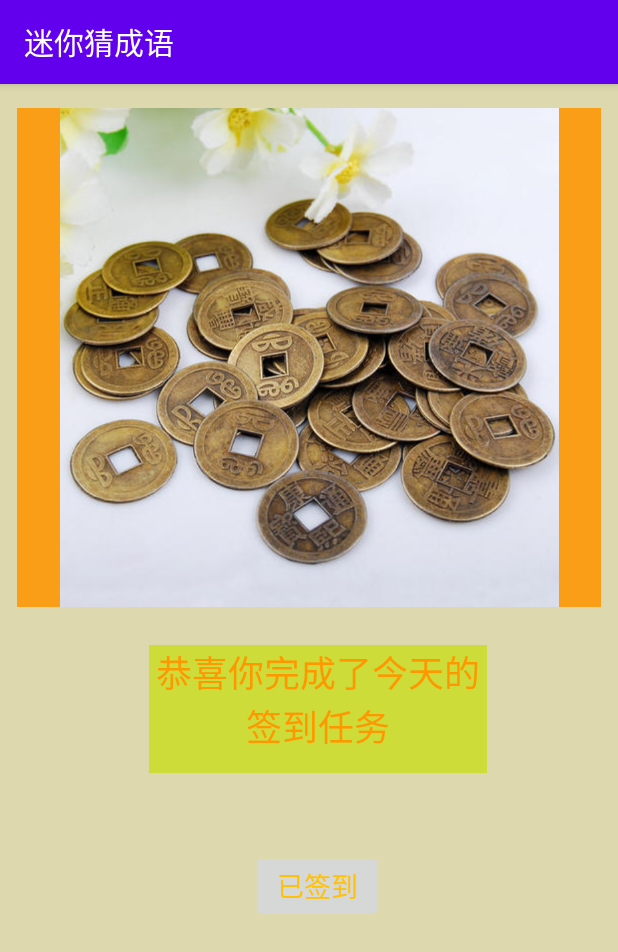
After one commit to ThreeSoilsoil/IdiomGuessing-, an Android app: the RewardActivity screen opened directly, with no data from a screen before it, on a phone screen of 412 x 824 dp. The commit adds this screen. Shown: the top 952 px of the screen. Run offline under Robolectric (Android 15) with nearby library versions, the phone set to English and light mode, and no system bars.

Commit message:
Fouth Commit

```diff
--- a/app/src/main/AndroidManifest.xml
+++ b/app/src/main/AndroidManifest.xml
@@ -9,7 +9,8 @@
         android:roundIcon="@mipmap/ic_launcher_round"
         android:supportsRtl="true"
         android:theme="@style/AppTheme">
-        <activity android:name=".Game1Activity"></activity>
+        <activity android:name=".Signreward.RewardActivity"></activity>
+        <activity android:name=".Game1Activity" />
         <activity android:name=".CheckpointActivity" />
         <activity android:name=".GameActivity" />
         <activity android:name=".MainActivity">
--- a/app/src/main/java/com/example/qimo/GameSQlite.kt
+++ b/app/src/main/java/com/example/qimo/GameSQlite.kt
@@ -11,7 +11,7 @@ val a:Boolean=false
 class GameSQlite(context:Context,version:Int): SQLiteOpenHelper(context, DB_NAME,null,version) {
     override fun onCreate(db: SQLiteDatabase?) {
         db?.execSQL("create table $TABLE_NAME(_id integer primary key autoincrement, checkpoint text,score text,ispass text,time text,Getcopper integer,lockgrade integer)")
-        db?.execSQL("create table $TABLE_NAME2(_id integer primary key autoincrement, gameId text,Honor text,percen text,Hcopper integer)")
+        db?.execSQL("create table $TABLE_NAME2(_id integer primary key autoincrement, gameId text,Honor text,percen text,Hcopper integer,Reward text)")
     }
 
     override fun onUpgrade(db: SQLiteDatabase?, p1: Int, p2: Int) {
--- /dev/null
+++ b/app/src/main/java/com/example/qimo/Signreward/RewardActivity.kt
@@ -0,0 +1,71 @@
+package com.example.qimo.Signreward
+
+import android.content.ContentValues
+import androidx.appcompat.app.AppCompatActivity
+import android.os.Bundle
+import android.util.Log
+import cn.edu.sicnu.cardgame.Card
+import com.example.qimo.GameSQlite
+import com.example.qimo.R
+import com.example.qimo.TABLE_NAME2
+import kotlinx.android.synthetic.main.activity_reward.*
+import java.text.SimpleDateFormat
+import java.util.*
+
+class RewardActivity : AppCompatActivity() {
+    override fun onCreate(savedInstanceState: Bundle?) {
+        super.onCreate(savedInstanceState)
+        setContentView(R.layout.activity_reward)
+        //获取当前日期（天数）
+        val date = Date()
+        val dateFormat= SimpleDateFormat("yyyy年-mm月dd日")
+        val now_time=dateFormat.format(date)
+        //Log.d("time2","${time2}")
+
+        val openSqLiteHelper = GameSQlite(this,2)
+        val db = openSqLiteHelper.writableDatabase
+
+        var time=" "
+        val cursor = db.query(TABLE_NAME2,null,null, null,null,null,null)
+        if(cursor.moveToFirst()){
+            do {
+                time=cursor.getString(cursor.getColumnIndex("Reward"))
+            }while(cursor.moveToNext())
+        }
+        cursor.close()
+
+        //作比较
+        if(now_time==time){
+            button_reward.text="已签到"
+            textView_reward.text="恭喜你完成了今天的签到任务"
+            button_reward.isEnabled=false
+        }else{
+            val hcopper= getHcopper()
+            button_reward.isEnabled=true
+            textView_reward.text="+50"
+            button_reward.text="签到"
+            val contentValues = ContentValues().apply {
+                put("Hcopper",hcopper+50)
+                put("Reward",now_time)
+            }
+            db.update(TABLE_NAME2,contentValues,null, null)
+            button_reward.text="已签到"
+            textView_reward.text="恭喜你完成了今天的签到任务"
+            button_reward.isEnabled=false
+        }
+    }
+
+    fun getHcopper():Int{
+        var hcopper=0
+        val openSqLiteHelper = GameSQlite(this,2)
+        val db = openSqLiteHelper.writableDatabase
+        val cursor = db.query(TABLE_NAME2,null,null, null,null,null,null)
+        if(cursor.moveToFirst()){
+            do {
+                hcopper=cursor.getInt(cursor.getColumnIndex("Hcopper"))
+            }while(cursor.moveToNext())
+        }
+        cursor.close()
+        return hcopper
+    }
+}
--- /dev/null
+++ b/app/src/main/res/layout/activity_reward.xml
@@ -0,0 +1,54 @@
+<?xml version="1.0" encoding="utf-8"?>
+<androidx.constraintlayout.widget.ConstraintLayout xmlns:android="http://schemas.android.com/apk/res/android"
+    xmlns:app="http://schemas.android.com/apk/res-auto"
+    xmlns:tools="http://schemas.android.com/tools"
+    android:layout_width="match_parent"
+    android:layout_height="match_parent"
+    android:background="#DDD8AD"
+    tools:context=".Signreward.RewardActivity">
+
+    <ImageView
+        android:id="@+id/imageView"
+        android:layout_width="0dp"
+        android:layout_height="0dp"
+        android:layout_marginStart="11dp"
+        android:layout_marginTop="16dp"
+        android:layout_marginEnd="11dp"
+        android:layout_marginBottom="25dp"
+        android:background="#FA9E17"
+        app:layout_constraintBottom_toTopOf="@+id/textView_reward"
+        app:layout_constraintEnd_toEndOf="parent"
+        app:layout_constraintStart_toStartOf="parent"
+        app:layout_constraintTop_toTopOf="parent"
+        app:srcCompat="@drawable/copper" />
+
+    <TextView
+        android:id="@+id/textView_reward"
+        android:layout_width="225dp"
+        android:layout_height="85dp"
+        android:layout_marginStart="134dp"
+        android:layout_marginEnd="134dp"
+        android:layout_marginBottom="51dp"
+        android:background="#CDDC39"
+        android:text="+50"
+        android:textAlignment="center"
+        android:textColor="#FF9800"
+        android:textSize="24sp"
+        app:layout_constraintBottom_toTopOf="@+id/button_reward"
+        app:layout_constraintEnd_toEndOf="parent"
+        app:layout_constraintStart_toStartOf="@+id/imageView"
+        app:layout_constraintTop_toBottomOf="@+id/imageView" />
+
+    <Button
+        android:id="@+id/button_reward"
+        android:layout_width="wrap_content"
+        android:layout_height="wrap_content"
+        android:layout_marginStart="68dp"
+        android:layout_marginBottom="209dp"
+        android:text="签到"
+        android:textColor="#FFC107"
+        android:textSize="18sp"
+        app:layout_constraintBottom_toBottomOf="parent"
+        app:layout_constraintStart_toStartOf="@+id/textView_reward"
+        app:layout_constraintTop_toBottomOf="@+id/textView_reward" />
+</androidx.constraintlayout.widget.ConstraintLayout>
--- a/app/src/main/res/menu/menu.xml
+++ b/app/src/main/res/menu/menu.xml
@@ -1,5 +1,6 @@
 <?xml version="1.0" encoding="utf-8"?>
-<menu xmlns:android="http://schemas.android.com/apk/res/android">
+<menu xmlns:android="http://schemas.android.com/apk/res/android"
+    xmlns:app="http://schemas.android.com/apk/res-auto">
 
     <!--<item android:id="@+id/timer" android:title="Timer" android:icon="@drawable/ic_baseline_android_24"/>-->
     <item
@@ -11,4 +12,5 @@
         android:icon="@drawable/ic_baseline_account_circle_24"
         android:title="资料" />
     <item android:id="@+id/share" android:title="Share" android:icon="@drawable/ic_baseline_add_shopping_cart_24"/>
+
 </menu>
--- /dev/null
+++ b/app/src/main/res/menu/menu1.xml
@@ -0,0 +1,5 @@
+<?xml version="1.0" encoding="utf-8"?>
+<menu xmlns:android="http://schemas.android.com/apk/res/android"
+    xmlns:app="http://schemas.android.com/apk/res-auto">
+    <item android:id="@+id/signreward" android:title="签到奖励" app:showAsAction="always"/>
+</menu>
```
Also changed, not shown: app/src/main/java/com/example/qimo/Game1Activity.kt (+8 -5 lines), app/src/main/java/com/example/qimo/MainActivity.kt (+32 -9 lines), app/src/main/res/drawable/copper.jpg (added).
